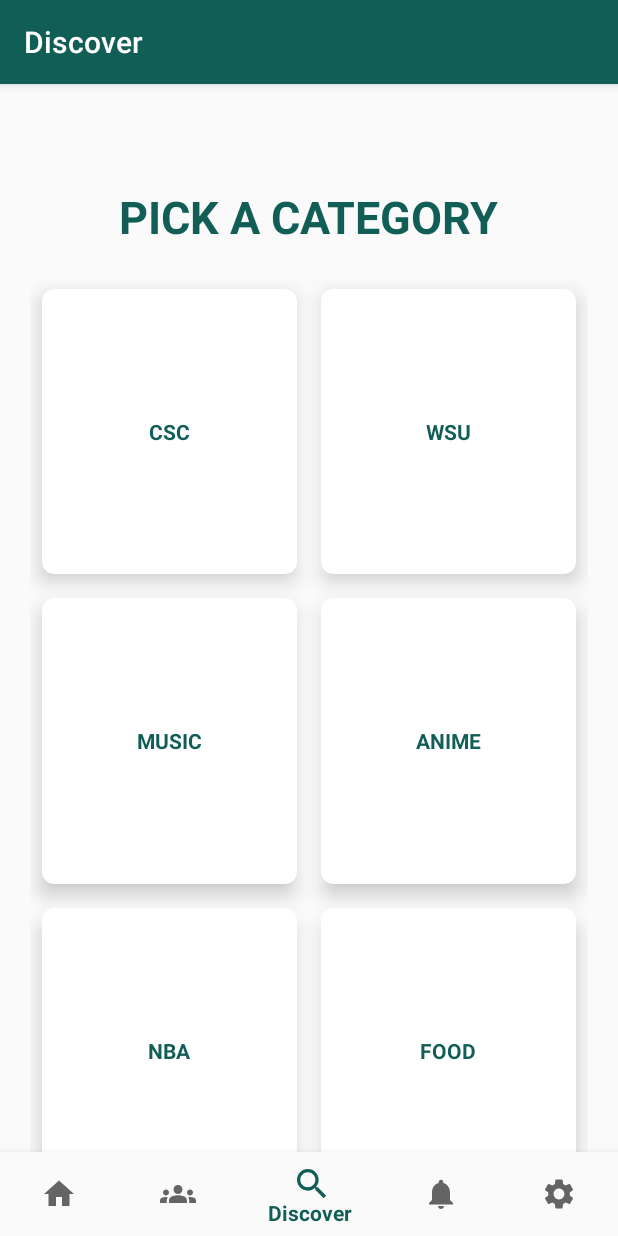
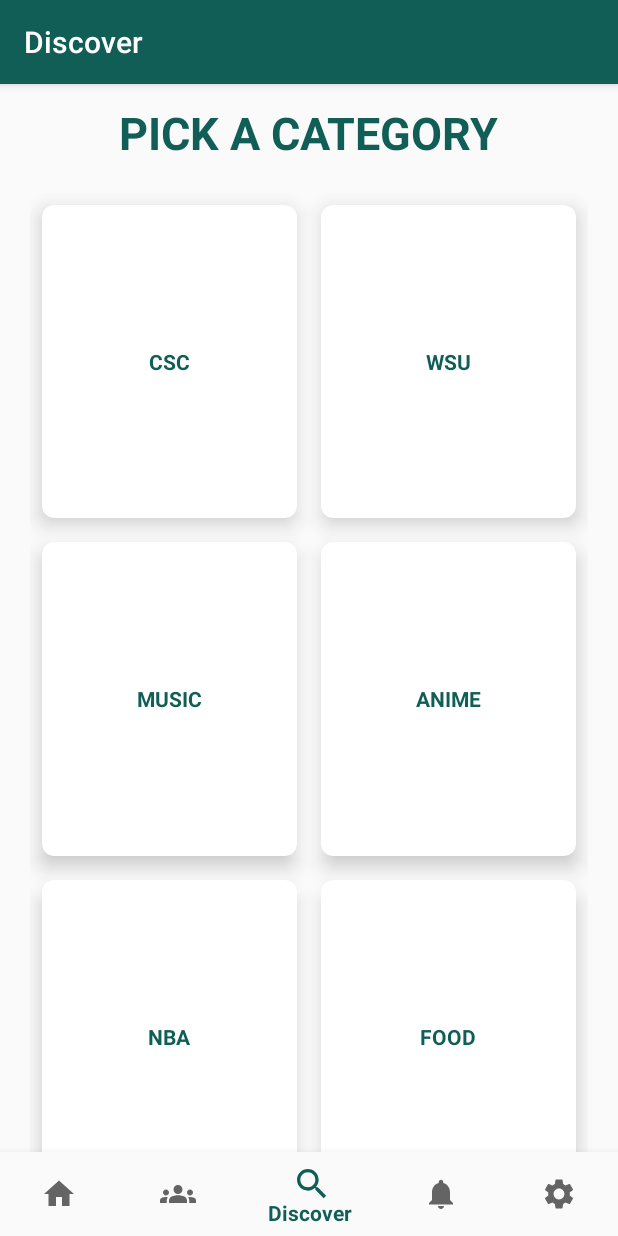
Before and after one commit to WSU-4110/WarriorSocial, an Android app: the BottomActivity screen opened directly, with no data from a screen before it, item 3 of the bottom bar chosen, on a phone screen of 412 x 824 dp. Run offline under Robolectric (Android 15) with nearby library versions, the phone set to English and light mode, and no system bars; our stand-ins replace navigation-ui.

Commit message:
Got rid of the weird white space at the top of each fragment.

```diff
--- a/app/src/main/AndroidManifest.xml
+++ b/app/src/main/AndroidManifest.xml
@@ -14,10 +14,6 @@
             android:label="@string/title_activity_bottom"></activity>
         <activity android:name=".ui.login.RegisterActivity" />
         <activity
-            android:name=".SettingsActivity"
-            android:label="Settings"
-            android:parentActivityName=".BottomActivity" />
-        <activity
             android:name=".ui.login.LoginActivity"
             android:label="@string/app_name">
             <intent-filter>
--- a/app/src/main/res/layout/activity_bottom.xml
+++ b/app/src/main/res/layout/activity_bottom.xml
@@ -3,8 +3,7 @@
     xmlns:app="http://schemas.android.com/apk/res-auto"
     android:id="@+id/container"
     android:layout_width="match_parent"
-    android:layout_height="match_parent"
-    android:paddingTop="?attr/actionBarSize">
+    android:layout_height="match_parent">
 
     <!-- For BottomActivity.java to display bottom icons-->
     <com.google.android.material.bottomnavigation.BottomNavigationView
```
